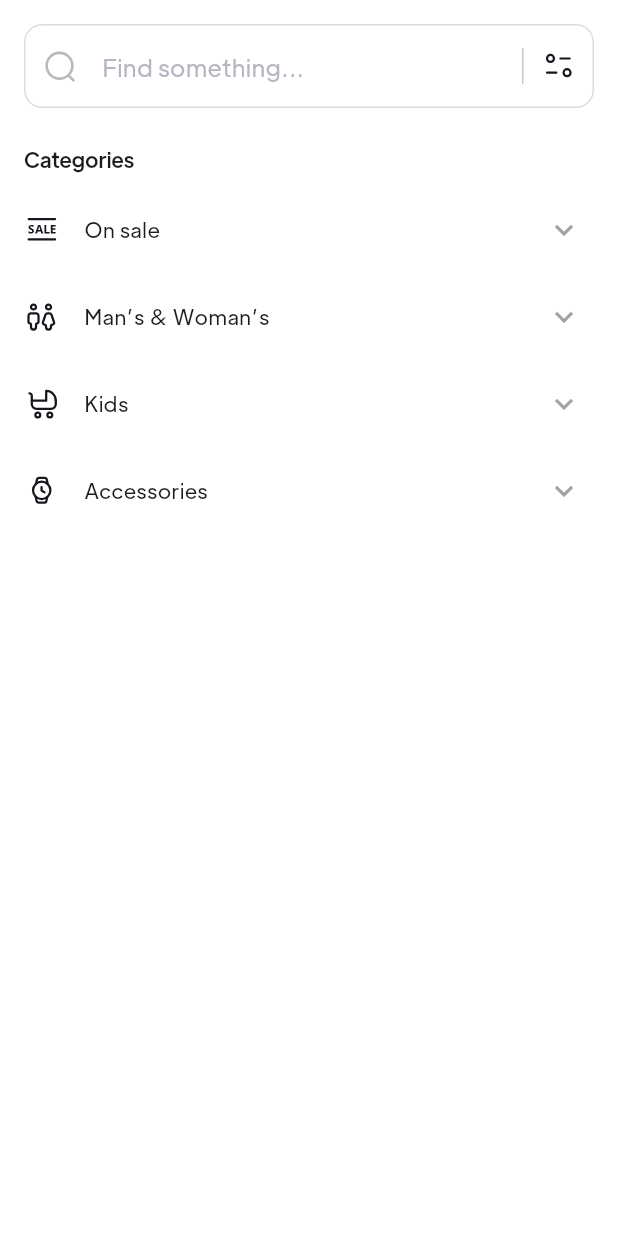
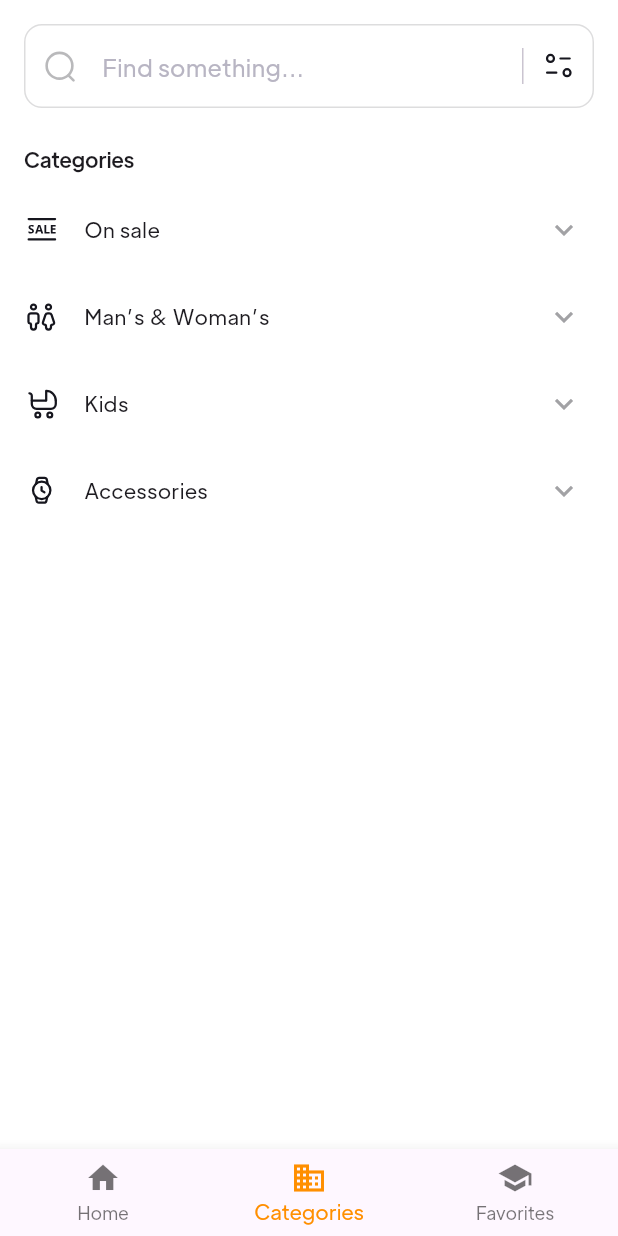
Before and after one commit to martinsangdo/flutter_disney_book, a Flutter app: the DiscoverScreen screen opened by its route, on a phone screen of 412 x 824 dp. Run offline on Flutter 3.47's test engine with Material 3 defaults, Android fonts, the phone set to English and light mode, and no system bars; our stand-ins replace cached_network_image, flutter_rating_bar, flutter_svg, form_field_validator, sqflite; missing offline and left inert: number_paginator; accounts and stored records are empty; network calls fail.

Commit message:
- doing Categories page

```diff
--- a/lib/components/Banner/S/banner_s.dart
+++ b/lib/components/Banner/S/banner_s.dart
@@ -21,7 +21,7 @@ class BannerS extends StatelessWidget {
         onTap: press,
         child: Stack(
           children: [
-            NetworkImageWithLoader(image, radius: 0),
+            NetworkImageWithLoader(image, radius: 0, fit: BoxFit.cover),
             Container(color: Colors.black45),
             ...children,
           ],
--- a/lib/components/network_image_with_loader.dart
+++ b/lib/components/network_image_with_loader.dart
@@ -10,7 +10,7 @@ class NetworkImageWithLoader extends StatelessWidget {
   const NetworkImageWithLoader(
     this.src, {
     super.key,
-    this.fit = BoxFit.cover,
+    this.fit = BoxFit.fill,
     this.radius = defaultPadding,
   });
 
--- a/lib/models/book_model.dart
+++ b/lib/models/book_model.dart
@@ -16,6 +16,7 @@ class Book {
     late String? description;
     late String? illustration;
     late int? release_time;
+    late bool? isBookmarked;  //user bookmarked this book or not
 
   Book({
     this.isbn,
@@ -28,6 +29,7 @@ class Book {
     this.description,
     this.illustration,
     this.release_time,
+    this.isBookmarked,
     required this.slug,
     required this.title,
     required this.cat,
@@ -35,12 +37,8 @@ class Book {
   });
 
   Book.empty(this.slug);
-
+  //parse JSON data into Book object
   factory Book.fromJson(Map<String, dynamic> json) {
-    // List<OtherBooks> others = List.empty();
-    // if (json['others'] != null){
-    //   others = json['others'].map<OtherBooks>((json) => OtherBooks.fromJson(json)).toList();
-    // }
     int page_num = 0;
     if (json['page_num'] != null && json['page_num'] != ""){
       page_num = int.parse(json['page_num']);
@@ -62,7 +60,7 @@ class Book {
       image: json['image'] as String
     );
   }
-
+  //convert to book detail before saving to DB
   Map<String, dynamic> toMap() {
     return {
       'isbn': isbn,
--- a/lib/models/category_model.dart
+++ b/lib/models/category_model.dart
@@ -24,7 +24,10 @@ final List<CategoryModel> demoCategories = [
     svgSrc: "assets/icons/Sale.svg",
     subCategories: [
       CategoryModel(title: "All Clothing"),
-      CategoryModel(title: "New In"),
+      CategoryModel(title: "New In", subCategories: [
+        CategoryModel(title: "111"),
+        CategoryModel(title: "222"),
+      ]),
       CategoryModel(title: "Coats & Jackets"),
       CategoryModel(title: "Dresses"),
       CategoryModel(title: "Jeans"),
--- a/lib/models/database_helper.dart
+++ b/lib/models/database_helper.dart
@@ -1,5 +1,4 @@
 //author: Sang Do
-import 'package:flutter/material.dart';
 import 'package:path/path.dart';
 import 'package:shop/constants.dart';
 import 'package:shop/models/metadata_model.dart';
--- a/lib/screens/bookmark/views/bookmark_screen.dart
+++ b/lib/screens/bookmark/views/bookmark_screen.dart
@@ -3,13 +3,12 @@ import 'package:number_paginator/number_paginator.dart';
 import 'package:shop/components/product/product_card.dart';
 import 'package:shop/models/book_model.dart';
 import 'package:shop/models/database_helper.dart';
-import 'package:shop/route/route_constants.dart';
 import 'package:shop/screens/product/views/product_details_screen.dart';
 
 import '../../../constants.dart';
 //all books in a category
 class BookmarkScreen extends StatefulWidget {
-  String pageType = 'category'; //or 'bookmark'
+  String pageType = 'category'; //or bookmark, new_arrival, editor_choice
   String appBarTitle = '';  //can be category name
 
   BookmarkScreen({super.key, required this.appBarTitle, required this.pageType});
--- a/lib/screens/discover/views/discover_screen.dart
+++ b/lib/screens/discover/views/discover_screen.dart
@@ -1,12 +1,42 @@
 import 'package:flutter/material.dart';
 import 'package:shop/constants.dart';
 import 'package:shop/models/category_model.dart';
+import 'package:shop/route/route_constants.dart';
 import 'package:shop/screens/search/views/components/search_form.dart';
 
 import 'components/expansion_category.dart';
 
-class DiscoverScreen extends StatelessWidget {
+class DiscoverScreen extends StatefulWidget {
   const DiscoverScreen({super.key});
+
+
+  @override
+  State<DiscoverScreen> createState() => _PageState();
+}
+
+class _PageState extends State<DiscoverScreen> {
+//setup Bottom Bar
+  int _selectedBottomIndex = 1;
+
+  void _onItemTapped(int index) {
+    setState(() {
+      _selectedBottomIndex = index;
+    });
+    if (context.mounted){
+      if (index == 0){
+        Navigator.pushNamed(context, homeScreenRoute);  //Catetories pages
+      }
+    }
+  }
+  @override
+  void initState() {
+      super.initState();
+  }
+
+  @override
+  void dispose() {
+    super.dispose();
+  }
 
   @override
   Widget build(BuildContext context) {
@@ -44,6 +74,25 @@ class DiscoverScreen extends StatelessWidget {
           ],
         ),
       ),
+      bottomNavigationBar: BottomNavigationBar(
+        items: const <BottomNavigationBarItem>[
+          BottomNavigationBarItem(
+            icon: Icon(Icons.home),
+            label: 'Home',
+          ),
+          BottomNavigationBarItem(
+            icon: Icon(Icons.business),
+            label: 'Categories',
+          ),
+          BottomNavigationBarItem(
+            icon: Icon(Icons.school),
+            label: 'Favorites',
+          ),
+        ],
+        currentIndex: _selectedBottomIndex,
+        selectedItemColor: Colors.amber[800],
+        onTap: _onItemTapped,
+      ) //end Bottom Bar
     );
   }
 }
--- a/lib/screens/home/views/components/horizontal_list.dart
+++ b/lib/screens/home/views/components/horizontal_list.dart
@@ -64,7 +64,7 @@ class _LocalState extends State<HorizontalList> {
           ),
         ),
         SizedBox(
-          height: 220,
+          height: (widget.header == 'National Geographic') ? 220 : 200,
           child: ListView.builder(
             scrollDirection: Axis.horizontal,
             itemCount: _showingList.length,
--- a/lib/screens/home/views/home_screen.dart
+++ b/lib/screens/home/views/home_screen.dart
@@ -37,6 +37,11 @@ class _HomeState extends State<HomeScreen> {
     setState(() {
       _selectedBottomIndex = index;
     });
+    if (context.mounted){
+      if (index == 1){
+        Navigator.pushNamed(context, discoverScreenRoute);  //Catetories pages
+      }
+    }
   }
 
   int getRandomNumberInRange(int max) {
@@ -178,7 +183,6 @@ class _HomeState extends State<HomeScreen> {
           ],
         ),
       ),  //end body
-//bottom bar
       bottomNavigationBar: BottomNavigationBar(
         items: const <BottomNavigationBarItem>[
           BottomNavigationBarItem(
```
